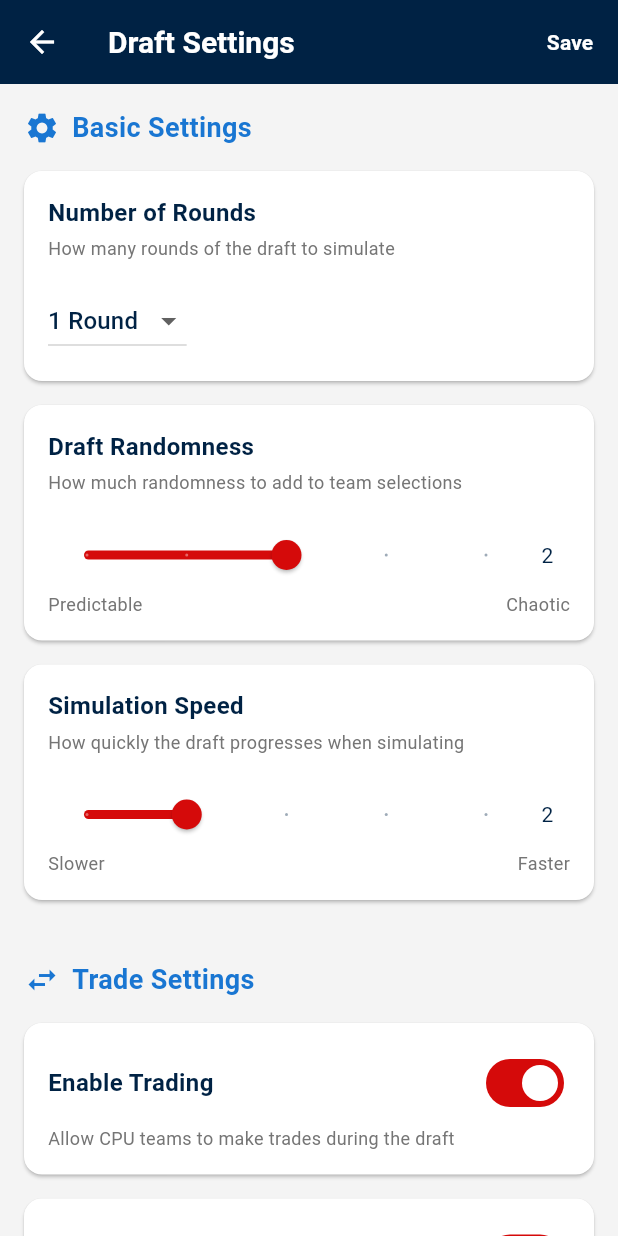
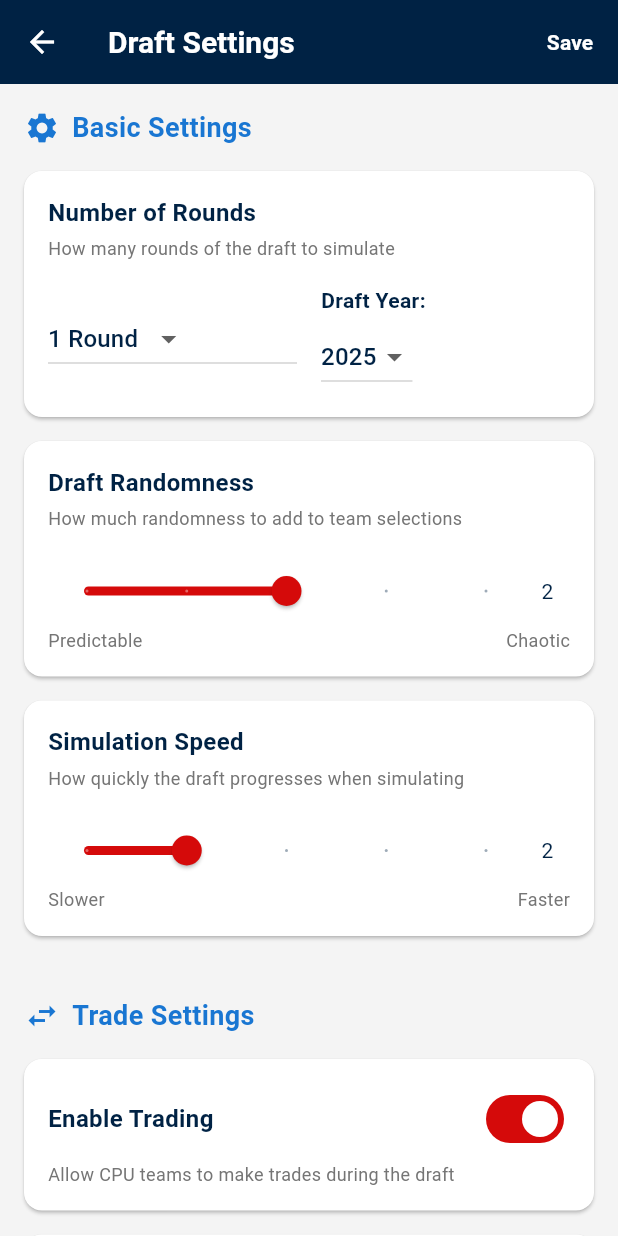
Before and after one commit to jackgruca/mds_home, a Flutter app: the screen it shows after launch, after a tap on "Advanced", on a phone screen of 412 x 824 dp. Run offline on Flutter 3.47's test engine with Material 3 defaults, Android fonts, the phone set to English and light mode, and no system bars; our stand-ins replace csv, shared_preferences; accounts and stored records are empty; network calls fail.

Commit message:
removed off of top

```diff
--- a/lib/screens/draft_settings_screen.dart
+++ b/lib/screens/draft_settings_screen.dart
@@ -14,6 +14,10 @@ class DraftSettingsScreen extends StatefulWidget {
   final bool enableQBPremium;
   final bool showAnalytics;
 
+  // Add these parameters
+  final int selectedYear;
+  final List<int> availableYears;
+
   // Callback when settings are saved
   final Function(Map<String, dynamic>) onSettingsSaved;
 
@@ -28,6 +32,8 @@ class DraftSettingsScreen extends StatefulWidget {
     this.enableQBPremium = true,
     this.showAnalytics = true,
     required this.onSettingsSaved,
+    required this.selectedYear,
+    required this.availableYears,
   });
 
   @override
@@ -42,6 +48,7 @@ class _DraftSettingsScreenState extends State<DraftSettingsScreen> {
   late bool _enableUserTradeProposals;
   late bool _enableQBPremium;
   late bool _showAnalytics;
+  late int _selectedYear; // Add this
 
   @override
   void initState() {
@@ -55,6 +62,7 @@ class _DraftSettingsScreenState extends State<DraftSettingsScreen> {
     _enableUserTradeProposals = widget.enableUserTradeProposals;
     _enableQBPremium = widget.enableQBPremium;
     _showAnalytics = widget.showAnalytics;
+    _selectedYear = widget.selectedYear; // Initialize year
   }
 
   void _saveSettings() {
@@ -67,6 +75,7 @@ class _DraftSettingsScreenState extends State<DraftSettingsScreen> {
       'enableUserTradeProposals': _enableUserTradeProposals,
       'enableQBPremium': _enableQBPremium,
       'showAnalytics': _showAnalytics,
+      'selectedYear': _selectedYear, // Add year to settings
     };
 
     // Call the callback
@@ -103,10 +112,15 @@ class _DraftSettingsScreenState extends State<DraftSettingsScreen> {
             _buildSectionHeader('Basic Settings', Icons.settings),
             const SizedBox(height: 16.0),
 
-            // Number of rounds
+            // Number of rounds and draft year in same row
             _buildSettingItem(
               'Number of Rounds',
               'How many rounds of the draft to simulate',
+              child: Row(
+                children: [
+                  // Rounds dropdown
+                  Expanded(
+                    flex: 3,
                     child: DropdownButton<int>(
                       value: _numberOfRounds,
                       onChanged: (int? newValue) {
@@ -123,6 +137,42 @@ class _DraftSettingsScreenState extends State<DraftSettingsScreen> {
                           child: Text('$value ${value == 1 ? 'Round' : 'Rounds'}'),
                         );
                       }).toList(),
+                    ),
+                  ),
+                  const SizedBox(width: 16),
+                  // Draft Year section
+                  Expanded(
+                    flex: 3,
+                    child: Column(
+                      crossAxisAlignment: CrossAxisAlignment.start,
+                      children: [
+                        const Text('Draft Year:',
+                          style: TextStyle(
+                            fontWeight: FontWeight.bold,
+                            fontSize: 14,
+                          ),
+                        ),
+                        const SizedBox(height: 4),
+                        DropdownButton<int>(
+                          value: _selectedYear,
+                          onChanged: (int? newValue) {
+                            if (newValue != null) {
+                              setState(() {
+                                _selectedYear = newValue;
+                              });
+                            }
+                          },
+                          items: widget.availableYears.map<DropdownMenuItem<int>>((int year) {
+                            return DropdownMenuItem<int>(
+                              value: year,
+                              child: Text(year.toString()),
+                            );
+                          }).toList(),
+                        ),
+                      ],
+                    ),
+                  ),
+                ],
               ),
             ),
 
--- a/lib/screens/team_selection_screen.dart
+++ b/lib/screens/team_selection_screen.dart
@@ -96,17 +96,24 @@ Future<void> _loadUserPreferences() async {
         draftSpeed: _speed,
         userTeam: _selectedTeam,
         // Default values for new settings
-          enableTrading: true,
-          enableUserTradeProposals: true,
-          enableQBPremium: true,
-          showAnalytics: true,
+        enableTrading: _enableTrading,
+        enableUserTradeProposals: _enableUserTradeProposals,
+        enableQBPremium: _enableQBPremium,
+        showAnalytics: _showAnalytics,
+        // Pass year settings
+        selectedYear: _selectedYear,
+        availableYears: _availableYears,
         onSettingsSaved: (settings) {
           // Update settings when saved
           setState(() {
             _numberOfRounds = settings['numberOfRounds'];
             _randomness = settings['randomnessFactor'];
             _speed = settings['draftSpeed'];
-              // Store the other settings to be passed to the draft screen
+            _enableTrading = settings['enableTrading'];
+            _enableUserTradeProposals = settings['enableUserTradeProposals'];
+            _enableQBPremium = settings['enableQBPremium'];
+            _showAnalytics = settings['showAnalytics'];
+            _selectedYear = settings['selectedYear']; // Update selectedYear
           });
         },
       ),
@@ -166,66 +173,6 @@ Future<void> _loadUserPreferences() async {
       body: SafeArea(
         child: Column(
           children: [
-            // Year selector - prominent at the top
-            Container(
-              padding: EdgeInsets.symmetric(
-                vertical: 4.0,
-                horizontal: sectionPadding
-              ),
-              color: Colors.blue.shade700,
-              child: Row(
-                children: [
-                  const Text(
-                    'Draft Year:',
-                    style: TextStyle(
-                      color: Colors.white,
-                      fontWeight: FontWeight.bold,
-                    ),
-                  ),
-                  const SizedBox(width: 12),
-                  Expanded(
-                    child: Row(
-                      mainAxisAlignment: MainAxisAlignment.center,
-                      children: _availableYears.map((year) {
-                        final isSelected = year == _selectedYear;
-                        return Padding(
-                          padding: const EdgeInsets.symmetric(horizontal: 4.0),
-                          child: ElevatedButton(
-                            onPressed: () {
-                              setState(() {
-                                _selectedYear = year;
-                              });
-                            },
-                            style: ElevatedButton.styleFrom(
-                              backgroundColor: isSelected
-                                  ? Colors.white
-                                  : Colors.blue.shade600,
-                              foregroundColor: isSelected
-                                  ? Colors.blue.shade800
-                                  : Colors.white,
-                              padding: EdgeInsets.symmetric(
-                                horizontal: isSmallScreen ? 12.0 : 16.0,
-                                vertical: 8.0
-                              ),
-                              shape: RoundedRectangleBorder(
-                                borderRadius: BorderRadius.circular(4.0),
-                              ),
-                            ),
-                            child: Text(
-                              year.toString(),
-                              style: TextStyle(
-                                fontWeight: FontWeight.bold,
-                                fontSize: isSmallScreen ? 14.0 : 16.0,
-                              ),
-                            ),
-                          ),
-                        );
-                      }).toList(),
-                    ),
-                  ),
-                ],
-              ),
-            ),
             if (_showFeedbackBanner)
               UserFeedbackBanner(
                 onDismiss: () {
```
Lines whose indentation alone changed are shown as unchanged.
